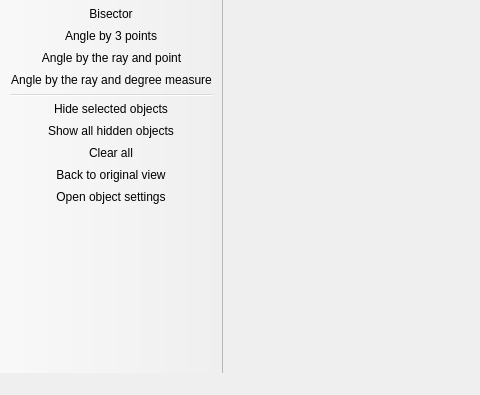
First picture: the form in geopro.ui, repository rusfort/GeoPro, before the edit; both pictures show x 0 to 480 and y 254 to 649 of the 849 by 649 pixel window.
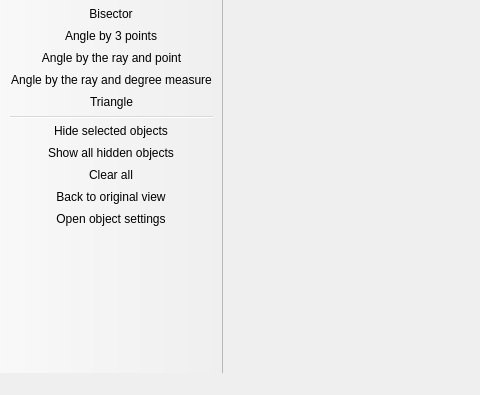
Second picture: the form after the edit. Icons and pictures are not drawn.

Patch:
```diff
--- a/geopro.ui
+++ b/geopro.ui
@@ -141,6 +141,7 @@
    <addaction name="actionAngle_by_3_points"/>
    <addaction name="actionAngle_by_the_ray_and_point"/>
    <addaction name="actionAngle_by_the_ray_and_degree_measure"/>
+   <addaction name="actionTriangle"/>
    <addaction name="separator"/>
    <addaction name="actionHide_selected_objects"/>
    <addaction name="actionShow_all_hidden_objects"/>
@@ -411,6 +412,11 @@
     <string>Angle by the ray and degree measure</string>
    </property>
   </action>
+  <action name="actionTriangle">
+   <property name="text">
+    <string>Triangle</string>
+   </property>
+  </action>
  </widget>
  <layoutdefault spacing="6" margin="11"/>
  <resources>
```
Left out of the diff: 1 changed line with no effect on the pictures.
